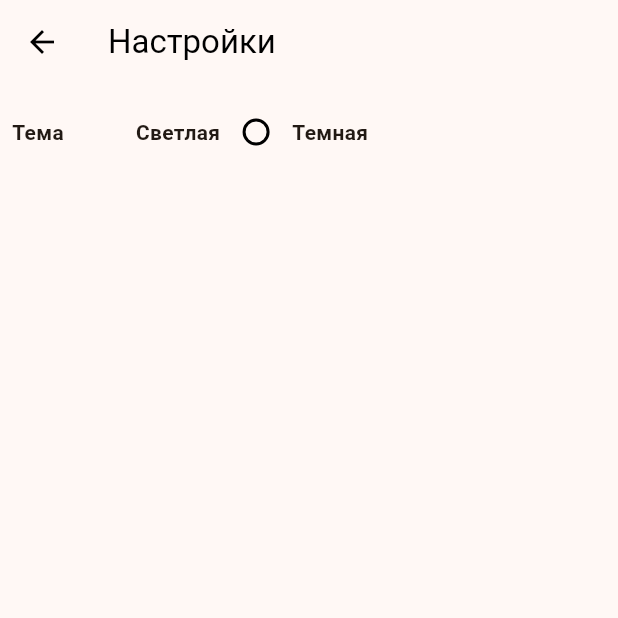
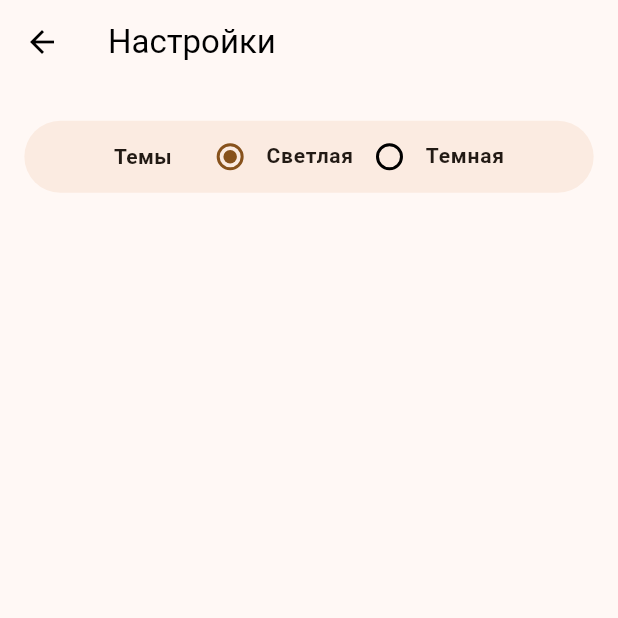
Before and after one commit to sermeds/DigitalWIndApplication, a Flutter app: the SettingsPage screen opened directly, on a phone screen of 412 x 824 dp, the top half of it. Run offline on Flutter 3.47's test engine with Material 3 defaults, Android fonts, the phone set to English and light mode, and no system bars; our stand-ins replace auto_route, flutter_colorpicker, flutter_sizer; missing offline and left inert: phone_form_field; Roboto replaces fonts that are missing (Poppins).

Commit message:
Починка тем на панели и в настройках

```diff
--- a/lib/components/navpanel.dart
+++ b/lib/components/navpanel.dart
@@ -30,8 +30,8 @@ class NavPanel extends StatelessWidget {
             icon: Icon(Icons.library_books), label: "Библиотека"),
       ],
       currentIndex: index,
-      unselectedItemColor: Theme.of(context).hintColor,
-      selectedItemColor: Theme.of(context).highlightColor,
+      unselectedItemColor: Theme.of(context).colorScheme.tertiary,
+      selectedItemColor: Theme.of(context).colorScheme.onPrimary,
       onTap: (index) {
         if (index != this.index) {
           context.router.replace(_routes[index]);
--- a/lib/pages/subpages/settings.dart
+++ b/lib/pages/subpages/settings.dart
@@ -2,6 +2,7 @@ import 'dart:async';
 
 import 'package:digital_wind_application/main.dart';
 import 'package:flutter/material.dart';
+import 'package:flutter_sizer/flutter_sizer.dart';
 
 class SettingsPage extends StatefulWidget {
   const SettingsPage({super.key});
@@ -15,7 +16,8 @@ class SettingsPage extends StatefulWidget {
 class _SettingsPageState extends State<SettingsPage> {
   final themes = ["Светлая", "Темная"];
 
-  late String _selectedTheme = themes[AppDataProvider.of(context)!.appData.settings.theme];
+  late String _selectedTheme =
+      themes[AppDataProvider.of(context)!.appData.settings.theme];
 
   @override
   Widget build(BuildContext context) {
@@ -28,27 +30,58 @@ class _SettingsPageState extends State<SettingsPage> {
         child: Center(
           child: Column(
             children: [
-            Row(
+              Container(
+                padding: EdgeInsets.symmetric(vertical: 2.h, horizontal: 2.w),
+                child: Container(
+                  decoration: BoxDecoration(
+                      color: Theme.of(context).colorScheme.secondary,
+                      borderRadius:
+                          const BorderRadius.all(Radius.circular(25))),
+                  child: Row(
+                    mainAxisAlignment: MainAxisAlignment.center,
                     children: [
-                const Text("Тема"),
-                ...themes.map((th) => Row(children: [
+                      const Padding(
+                        padding: EdgeInsets.only(right: 15),
+                        child: Text("Темы"),
+                      ),
+                      ...themes.map(
+                        (th) => Row(
+                          children: [
                             Radio<String>(
                               value: th,
+                              activeColor:
+                                  Theme.of(context).colorScheme.onPrimary,
                               groupValue: _selectedTheme,
                               onChanged: (value) {
-                            setState(() {
+                                setState(
+                                  () {
                                     _selectedTheme = value!;
-                              AppDataProvider.of(context)!.appData.settings.theme = themes.indexOf(value);
-                              AppDataProvider.of(context)!.appData.saveSettings();
-                            });
-                          }),
-                      Text(th)
-                    ])),
-              ],
+                                    AppDataProvider.of(context)!
+                                        .appData
+                                        .settings
+                                        .theme = themes.indexOf(value);
+                                    AppDataProvider.of(context)!
+                                        .appData
+                                        .saveSettings();
+                                  },
+                                );
+                              },
+                            ),
+                            Text(
+                              th,
+                              style: Theme.of(context).textTheme.labelMedium,
                             )
                           ],
                         ),
-      )),
+                      ),
+                    ],
+                  ),
+                ),
+              )
+            ],
+          ),
+        ),
+      ),
     );
   }
 }
```
Lines whose indentation alone changed are shown as unchanged.
